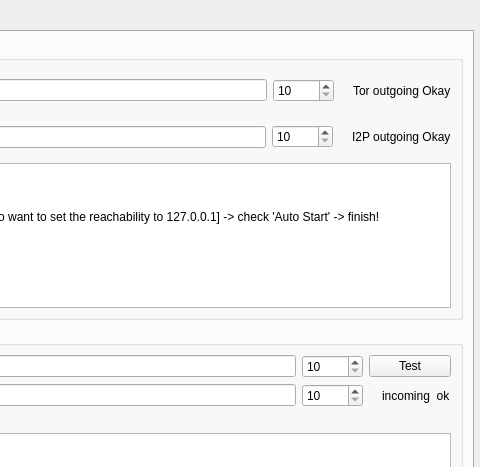
Old version of the form retroshare-gui/src/gui/settings/ServerPage.ui in the repository RetroShare/RetroShare; both pictures show x 740 to 1220 and y 0 to 467 of the 1220 by 896 pixel window.
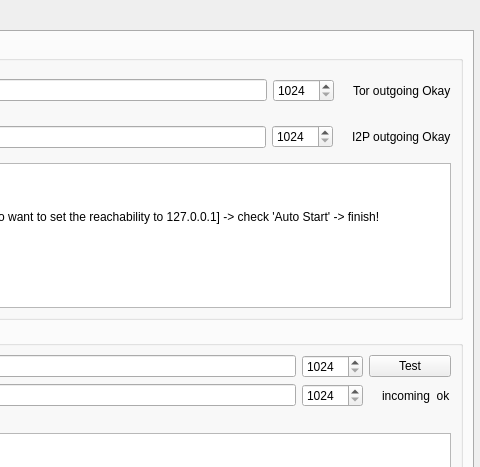
New version of the form. The open tabs and pages were chosen to show the change. Icons and pictures are not drawn.

Commit message: added signal blockign trick for widgets, and fixed the bug causing wrong values to be displayed in server settings

```diff
--- a/retroshare-gui/src/gui/settings/ServerPage.ui
+++ b/retroshare-gui/src/gui/settings/ServerPage.ui
@@ -828,7 +828,7 @@
                  <string>&lt;html&gt;&lt;head/&gt;&lt;body&gt;&lt;p&gt;This is the port of the Tor Socks proxy. Your Retroshare node can use this port to connect to&lt;/p&gt;&lt;p&gt;Hidden nodes. The led at right turns green when this port is active on your computer. &lt;/p&gt;&lt;p&gt;This does not mean however that your Retroshare traffic transits though Tor. It does only if &lt;/p&gt;&lt;p&gt;you connect to Hidden nodes, or if you are running a Hidden node yourself.&lt;/p&gt;&lt;/body&gt;&lt;/html&gt;</string>
                 </property>
                 <property name="minimum">
-                 <number>10</number>
+                 <number>1024</number>
                 </property>
                 <property name="maximum">
                  <number>65535</number>
@@ -895,7 +895,7 @@
                  <string>&lt;html&gt;&lt;head/&gt;&lt;body&gt;&lt;p&gt;This is the port of the I2P Socks proxy. Your Retroshare node can use this port to connect to&lt;/p&gt;&lt;p&gt;Hidden nodes. The led at right turns green when this port is active on your computer. &lt;/p&gt;&lt;p&gt;This does not mean however that your Retroshare traffic transits though I2P. It does only if &lt;/p&gt;&lt;p&gt;you connect to Hidden nodes, or if you are running a Hidden node yourself.&lt;/p&gt;&lt;/body&gt;&lt;/html&gt;</string>
                 </property>
                 <property name="minimum">
-                 <number>10</number>
+                 <number>1024</number>
                 </property>
                 <property name="maximum">
                  <number>65535</number>
@@ -975,7 +975,7 @@
             <item row="0" column="2">
              <widget class="QSpinBox" name="hiddenpage_localPort">
               <property name="minimum">
-               <number>10</number>
+               <number>1024</number>
               </property>
               <property name="maximum">
                <number>65535</number>
@@ -999,7 +999,7 @@
             <item row="1" column="2">
              <widget class="QSpinBox" name="hiddenpage_servicePort">
               <property name="minimum">
-               <number>10</number>
+               <number>1024</number>
               </property>
               <property name="maximum">
                <number>65535</number>
```
Left out of the diff: 2 changed lines with no effect on the pictures. The commit also changes 4 other files.
